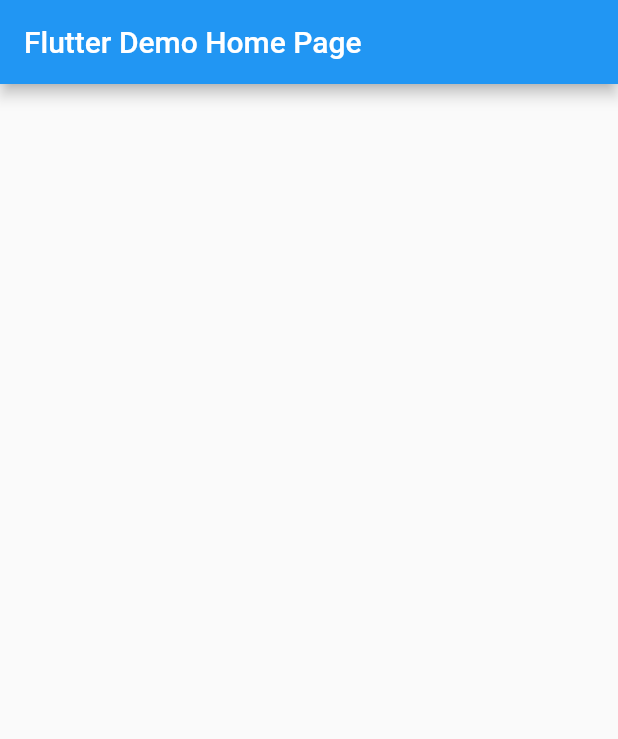
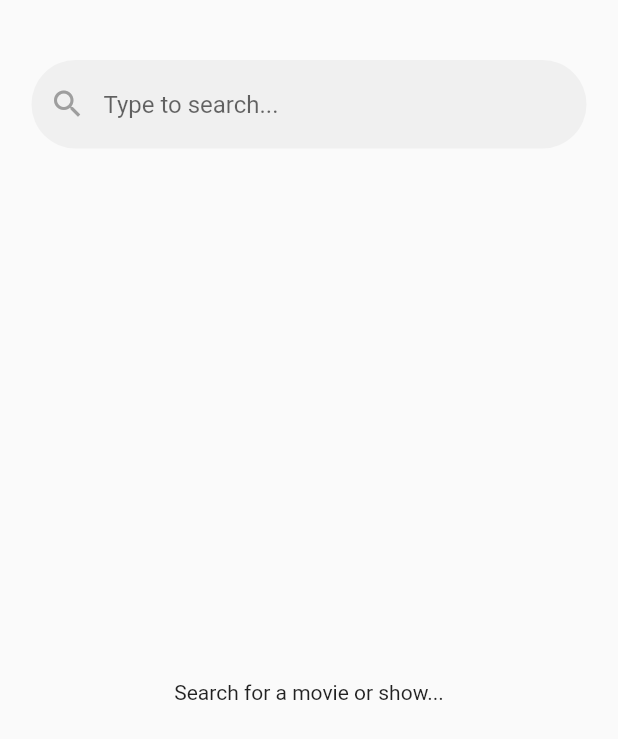
Before and after one commit to HemlockBane/shara, a Flutter app: the screen it shows after launch, on a phone screen of 412 x 824 dp. Shown: the top 739 px of the screen. Run offline on Flutter 3.47's test engine with Material 2 defaults, Android fonts, the phone set to English and light mode, and no system bars; our stand-ins replace bloc, dio, flutter_bloc, flutter_dotenv, get_it, injectable and 1 more; generated files the repository leaves out were written again.

Commit message:
Finish up search

```diff
--- a/lib/app/ui/view_model/movie_home_view_model.dart
+++ b/lib/app/ui/view_model/movie_home_view_model.dart
@@ -0,0 +1,59 @@
+import 'dart:async';
+
+import 'package:bloc/bloc.dart';
+import 'package:shara_movies/core/data/remote/model/movie_list_response.dart';
+import 'package:shara_movies/core/data/repository/movie_repository.dart';
+import 'package:shara_movies/core/data/resource.dart';
+import 'package:shara_movies/core/di/di.dart';
+
+abstract class MovieHomeUiState {}
+
+class DefaultState extends MovieHomeUiState {}
+
+class LoadingState extends MovieHomeUiState {}
+
+class SuccessState extends MovieHomeUiState {
+  SuccessState({
+    this.data = const <MovieSummary>[],
+  });
+
+  final List<MovieSummary> data;
+}
+
+class FailureState extends MovieHomeUiState {}
+
+
+
+const int debounceTime = 300;
+
+class MovieHomeViewModel extends Cubit<MovieHomeUiState> {
+  MovieHomeViewModel({MovieRepository? movieRepository})
+      : _movieRepository = movieRepository ?? locator<MovieRepository>(),
+        super(DefaultState());
+
+  final MovieRepository _movieRepository;
+  Timer? _timer;
+
+  void findMovie({required String title}) async {
+    if (title.isEmpty) {
+      emit(DefaultState());
+    } else {
+      _timer?.cancel();
+      _timer = Timer(const Duration(milliseconds: debounceTime), () => _triggerSearch(title));
+    }
+  }
+
+  Future<void> _triggerSearch(String title) async {
+    emit(LoadingState());
+    final resource = await _movieRepository.findMovie(title: title);
+    if (resource is Failure<List<MovieSummary>>) {
+      emit(FailureState());
+    } else {
+      final movies = resource.data ?? [];
+      if (movies.isEmpty) {
+        emit(SuccessState(data: []));
+      }
+      emit(SuccessState(data: movies));
+    }
+  }
+}
--- a/lib/app/ui/views/movie_home_screen.dart
+++ b/lib/app/ui/views/movie_home_screen.dart
@@ -1,10 +1,11 @@
 import 'package:flutter/material.dart';
-import 'package:shara_movies/core/data/remote/movie_api_client.dart';
-import 'package:shara_movies/core/data/repository/movie_repository.dart';
-import 'package:shara_movies/core/di/di.dart';
+import 'package:flutter_bloc/flutter_bloc.dart';
+import 'package:shara_movies/app/ui/view_model/movie_home_view_model.dart';
+import 'package:shara_movies/core/data/remote/model/movie_list_response.dart';
 
 class MovieHomeScreen extends StatefulWidget {
   const MovieHomeScreen({super.key, required this.title});
+
   final String title;
 
   @override
@@ -12,7 +13,6 @@
 }
 
 class _MovieHomeScreenState extends State<MovieHomeScreen> {
-
   @override
   void initState() {
     super.initState();
@@ -20,11 +20,212 @@
 
   @override
   Widget build(BuildContext context) {
-    return Scaffold(
-        appBar: AppBar(
-          title: Text(widget.title),
-        ),
-        body: Container()
+    return BlocProvider(
+      create: (_) => MovieHomeViewModel(),
+      child: const MovieHomeView(),
     );
   }
 }
+
+class MovieHomeView extends StatelessWidget {
+  const MovieHomeView({Key? key}) : super(key: key);
+
+  @override
+  Widget build(BuildContext context) {
+    return Scaffold(
+      body: Column(
+        children: const [
+          _SearchBar(),
+          _SearchBody(),
+        ],
+      ),
+    );
+  }
+}
+
+class _SearchBody extends StatefulWidget {
+  const _SearchBody({
+    Key? key,
+  }) : super(key: key);
+
+  @override
+  State<_SearchBody> createState() => _SearchBodyState();
+}
+
+class _SearchBodyState extends State<_SearchBody> {
+  @override
+  void initState() {
+    super.initState();
+  }
+
+  @override
+  Widget build(BuildContext context) {
+    return Expanded(
+      child: BlocBuilder<MovieHomeViewModel, MovieHomeUiState>(
+        builder: (ctx, state) {
+          if (state is DefaultState) {
+            return const DefaultView();
+          }
+          if (state is LoadingState) {
+            return const LoadingView();
+          }
+
+          if (state is FailureState) {
+            return const FailureView();
+          }
+
+          if (state is SuccessState) {
+            return state.data.isEmpty
+                ? const EmptyView()
+                : MovieListView(data: state.data);
+          }
+
+          return const SizedBox();
+        },
+      ),
+    );
+  }
+}
+
+class _SearchBar extends StatefulWidget {
+  const _SearchBar({
+    Key? key,
+  }) : super(key: key);
+
+  @override
+  State<_SearchBar> createState() => _SearchBarState();
+}
+
+class _SearchBarState extends State<_SearchBar> {
+  final _textController = TextEditingController();
+  late MovieHomeViewModel _movieHomeViewModel;
+
+  @override
+  void initState() {
+    super.initState();
+    _movieHomeViewModel = context.read<MovieHomeViewModel>();
+  }
+
+  @override
+  void dispose() {
+    _textController.dispose();
+    super.dispose();
+  }
+
+  @override
+  Widget build(BuildContext context) {
+    return Padding(
+      padding: const EdgeInsets.only(left: 21, right: 21, top: 40),
+      child: TextFormField(
+        controller: _textController,
+        decoration: InputDecoration(
+          filled: true,
+          border: OutlineInputBorder(
+            borderSide: BorderSide.none,
+            borderRadius: BorderRadius.circular(30),
+          ),
+          hintText: "Type to search...",
+          prefixIcon: const Icon(
+            Icons.search,
+            color: Colors.grey,
+          ),
+        ),
+        onChanged: (String text) {
+          _movieHomeViewModel.findMovie(title: text.trim());
+        },
+      ),
+    );
+  }
+}
+
+class DefaultView extends StatelessWidget {
+  const DefaultView({Key? key}) : super(key: key);
+
+  @override
+  Widget build(BuildContext context) {
+    return const Center(
+      child: Text("Search for a movie or show..."),
+    );
+  }
+}
+
+class EmptyView extends StatelessWidget {
+  const EmptyView({Key? key}) : super(key: key);
+
+  @override
+  Widget build(BuildContext context) {
+    return const Center(
+      child: Text("No results for your search..."),
+    );
+  }
+}
+
+class LoadingView extends StatelessWidget {
+  const LoadingView({Key? key}) : super(key: key);
+
+  @override
+  Widget build(BuildContext context) {
+    return const Center(
+      child: CircularProgressIndicator(),
+    );
+  }
+}
+
+class FailureView extends StatelessWidget {
+  const FailureView({Key? key}) : super(key: key);
+
+  @override
+  Widget build(BuildContext context) {
+    return const Center(
+      child: Text("Search failed..."),
+    );
+  }
+}
+
+class MovieListView extends StatelessWidget {
+  const MovieListView({Key? key, required this.data}) : super(key: key);
+
+  final List<MovieSummary> data;
+
+  @override
+  Widget build(BuildContext context) {
+    return ListView.separated(
+      itemCount: data.length,
+      separatorBuilder: (_, __) => const SizedBox(),
+      itemBuilder: (ctx, idx) {
+        final summary = data[idx];
+        return MovieListItemView(
+          data: summary,
+        );
+      },
+    );
+  }
+}
+
+class MovieListItemView extends StatelessWidget {
+  const MovieListItemView({
+    Key? key,
+    required this.data,
+  }) : super(key: key);
+
+  final MovieSummary data;
+
+  @override
+  Widget build(BuildContext context) {
+    final title = data.title ?? "--";
+    final year = data.year?.toString() ?? "--";
+    final imageUrl = data.image?.url ?? "--";
+
+    return ListTile(
+      leading: AspectRatio(
+        aspectRatio: 1,
+        child: Image.network(
+          imageUrl,
+          fit: BoxFit.cover,
+        ),
+      ),
+      title: Text(title),
+      subtitle: Text(year),
+    );
+  }
+}
--- a/lib/core/data/remote/movie_api_client.dart
+++ b/lib/core/data/remote/movie_api_client.dart
@@ -8,13 +8,14 @@
 
 part 'movie_api_client.g.dart';
 
+
 @RestApi(baseUrl: ApiConfig.xRapidApiBaseUrl)
 abstract class MovieApiClient{
 
   factory MovieApiClient(Dio dio, {String baseUrl}) = _MovieApiClient;
 
   @GET("/title/v2/find")
-  Future<MovieListResponse> findMovie(@Query("title") String title, @Query("limit") int limit);
+  Future<MovieListResponse> findMovie(@Query("title") String title, @Query("titleType") String titleType, @Query("limit") int limit);
 
   @GET("/title/get-details")
   Future<MovieDetailsResponse> getMovieDetails(@Query("tconst") String titleId);
--- a/lib/core/data/repository/movie_repository.dart
+++ b/lib/core/data/repository/movie_repository.dart
@@ -6,6 +6,8 @@
 import '../remote/model/movie_details_response.dart';
 
 const String errorMessage = "An error occurred";
+const String titleType =
+    "movie,tvSeries,short,tvEpisode,tvMiniSeries,tvMovie,tvSpecial,tvShort,video";
 
 @Singleton()
 class MovieRepository {
@@ -20,7 +22,7 @@
   }) async {
     Resource<List<MovieSummary>>resource;
     try {
-      final response = await _movieApiClient.findMovie(title, limit);
+      final response = await _movieApiClient.findMovie(title, titleType, limit,);
       resource = Resource.success(response.results ?? []);
     } catch (e) {
       resource = Resource.failure(errorMessage: "");
--- a/pubspec.yaml
+++ b/pubspec.yaml
@@ -16,6 +16,8 @@
   retrofit: ^3.3.1
   injectable: ^1.5.4
   get_it: ^7.2.0
+  bloc: ^8.1.0
+  flutter_bloc: ^8.1.1
 
 dev_dependencies:
   flutter_test:
```
Also changed, not shown: lib/core/data/remote/model/title_type.dart (+13 -1 lines), lib/core/data/remote/model/movie_details_response.g.dart, lib/core/data/remote/model/movie_list_response.g.dart, lib/core/data/remote/movie_api_client.g.dart, pubspec.lock.
